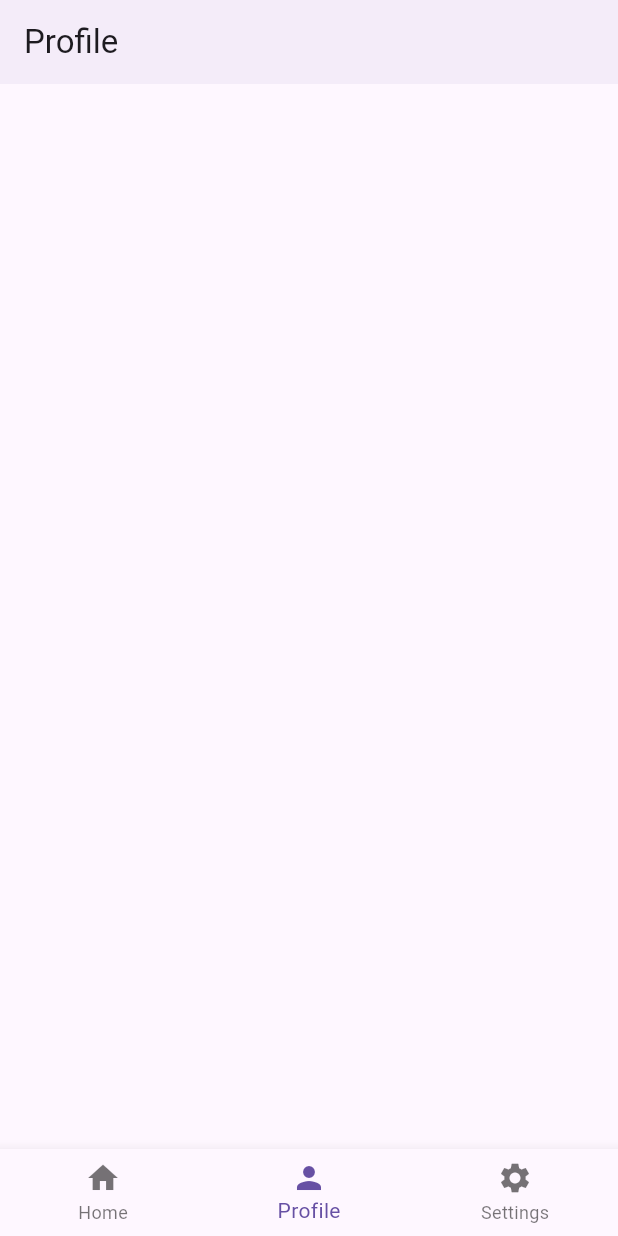
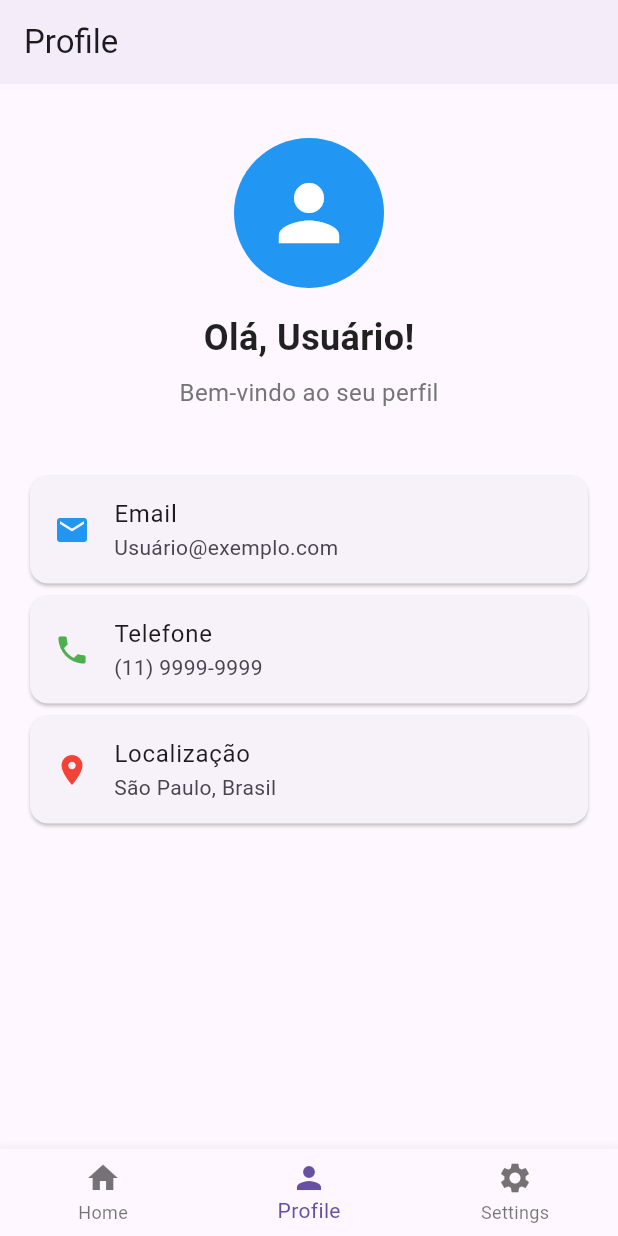
Before and after one commit to tokujiTO/flutter-learn, a Flutter app: the Home screen opened by its route, item 2 of the bottom bar chosen, on a phone screen of 412 x 824 dp. Run offline on Flutter 3.47's test engine with Material 3 defaults, Android fonts, the phone set to English and light mode, and no system bars.

Commit message:
feat: add storaging values to use on other pages

```diff
--- a/lib/pages/first_page.dart
+++ b/lib/pages/first_page.dart
@@ -1,15 +1,73 @@
 import 'package:flutter/material.dart';
 
 class FirstPage extends StatelessWidget {
-  const FirstPage({super.key});
+  final String userName;
+
+  const FirstPage({super.key, required this.userName});
 
   @override
   Widget build(BuildContext context) {
     return Scaffold(
       appBar: AppBar(
         automaticallyImplyLeading: false,
-        title: Text("Profile"),
+        title: const Text("Profile"),
         elevation: 2,
+      ),
+      body: Padding(
+        padding: const EdgeInsets.all(16.0),
+        child: Column(
+          crossAxisAlignment: CrossAxisAlignment.start,
+          children: [
+            const SizedBox(height: 20),
+            Center(
+              child: Column(
+                children: [
+                  const CircleAvatar(
+                    radius: 50,
+                    backgroundColor: Colors.blue,
+                    child: Icon(Icons.person, size: 60, color: Colors.white),
+                  ),
+                  const SizedBox(height: 16),
+                  Text(
+                    'Olá, $userName!',
+                    style: const TextStyle(
+                      fontSize: 24,
+                      fontWeight: FontWeight.bold,
+                      color: Colors.black87,
+                    ),
+                  ),
+                  const SizedBox(height: 8),
+                  Text(
+                    'Bem-vindo ao seu perfil',
+                    style: TextStyle(fontSize: 16, color: Colors.grey[600]),
+                  ),
+                ],
+              ),
+            ),
+            const SizedBox(height: 40),
+            Card(
+              child: ListTile(
+                leading: const Icon(Icons.email, color: Colors.blue),
+                title: const Text('Email'),
+                subtitle: Text('$userName@exemplo.com'),
+              ),
+            ),
+            Card(
+              child: ListTile(
+                leading: const Icon(Icons.phone, color: Colors.green),
+                title: const Text('Telefone'),
+                subtitle: const Text('(11) 9999-9999'),
+              ),
+            ),
+            Card(
+              child: ListTile(
+                leading: const Icon(Icons.location_on, color: Colors.red),
+                title: const Text('Localização'),
+                subtitle: const Text('São Paulo, Brasil'),
+              ),
+            ),
+          ],
+        ),
       ),
     );
   }
--- a/lib/pages/home.dart
+++ b/lib/pages/home.dart
@@ -10,24 +10,41 @@ class Home extends StatefulWidget {
 }
 
 class _HomeState extends State<Home> {
-  final List<Widget> _pages = [
+  String userName = "";
+  late List<Widget> _pages;
+
+  @override
+  void didChangeDependencies() {
+    super.didChangeDependencies();
+    // Pega o nome do usuário passado como argumento
+    userName =
+        ModalRoute.of(context)?.settings.arguments as String? ?? "Usuário";
+
+    // Inicializa as páginas com o nome do usuário
+    _pages = [
       // Página Home - usando um widget simples para evitar recursão
-    const Center(
+      Center(
         child: Column(
           mainAxisAlignment: MainAxisAlignment.center,
           children: [
-          Icon(Icons.home, size: 100, color: Colors.blue),
-          SizedBox(height: 20),
-          Text(
+            const Icon(Icons.home, size: 100, color: Colors.blue),
+            const SizedBox(height: 20),
+            const Text(
               'Home Page',
               style: TextStyle(fontSize: 24, fontWeight: FontWeight.bold),
+            ),
+            const SizedBox(height: 10),
+            Text(
+              'Bem-vindo, $userName!',
+              style: const TextStyle(fontSize: 18, color: Colors.grey),
             ),
           ],
         ),
       ),
-    const FirstPage(),
+      FirstPage(userName: userName),
       const SecondPage(),
     ];
+  }
 
   int _selectedIndex = 0;
 
--- a/lib/pages/login.dart
+++ b/lib/pages/login.dart
@@ -19,7 +19,11 @@ class _LoginState extends State<Login> {
     });
 
     if (userController.text == "tiago" && passwordController.text == "senha") {
-      Navigator.pushNamed(context, "/home");
+      Navigator.pushReplacementNamed(
+        context,
+        "/home",
+        arguments: userController.text, // Passa o nome do usuário
+      );
     } else {
       setState(() {
         errorMessage = 'Credenciais inválidas.';
```
Lines whose indentation alone changed are shown as unchanged.
